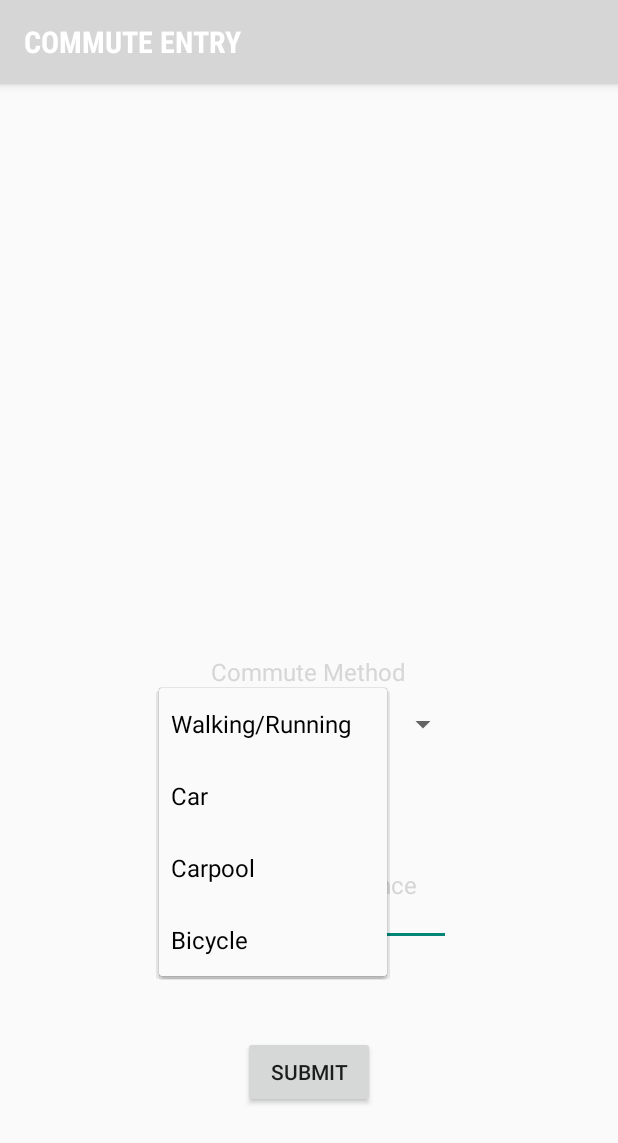
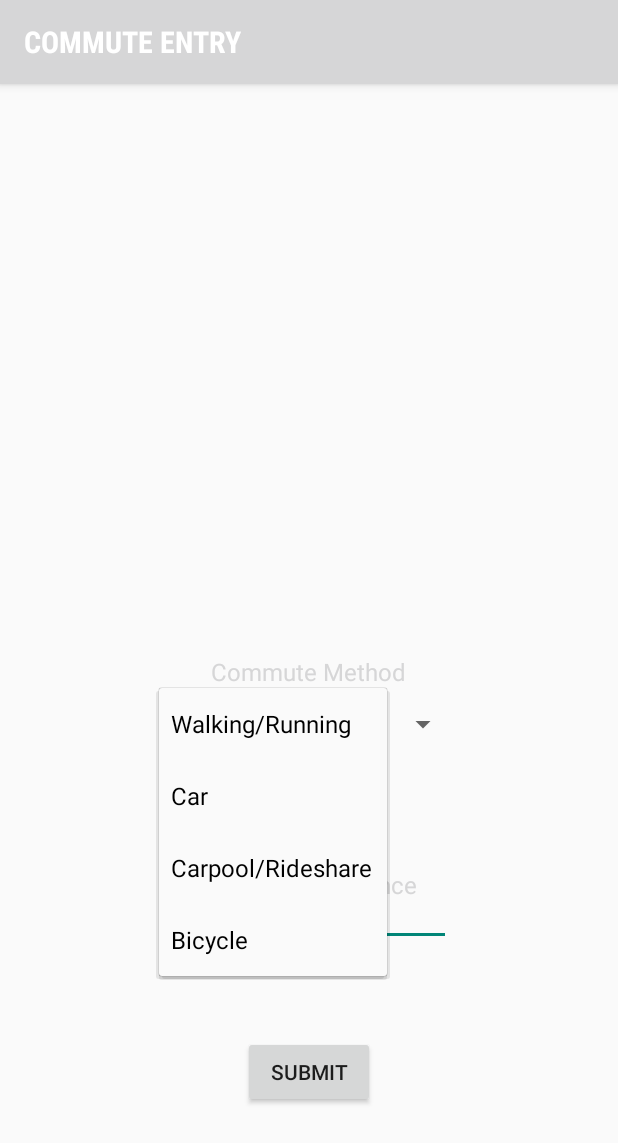
Before and after one commit to Dan-Theriault/7344-App, an Android app: the CommuteEntryActivity screen opened directly, with no data from a screen before it, after a tap on "Walking/Running", on a phone screen of 412 x 824 dp. Shown: the top 1143 px of the screen. Run offline under Robolectric (Android 15) with nearby library versions, the phone set to English and light mode, and no system bars.

Commit message:
Rideshare

```diff
--- a/app/src/main/java/jasonngor/com/sustainabilitylifestylescorecard/CommuteEntryActivity.java
+++ b/app/src/main/java/jasonngor/com/sustainabilitylifestylescorecard/CommuteEntryActivity.java
@@ -21,7 +21,7 @@ public class CommuteEntryActivity extends AppCompatActivity {
         //get the spinner from the xml.
         methodSpinner = (Spinner) findViewById(R.id.commute_method_spinner);
         //create a list of items for the spinner.
-        String[] items = new String[]{"Walking/Running", "Car", "Carpool", "Bicycle"};
+        String[] items = new String[]{"Walking/Running", "Car", "Carpool/Rideshare", "Bicycle"};
         //create an adapter to describe how the items are displayed, adapters are used in several places in android.
         ArrayAdapter<String> adapter = new ArrayAdapter<>(this, android.R.layout.simple_spinner_dropdown_item, items);
         //set the spinners adapter to the previously created one.
```
